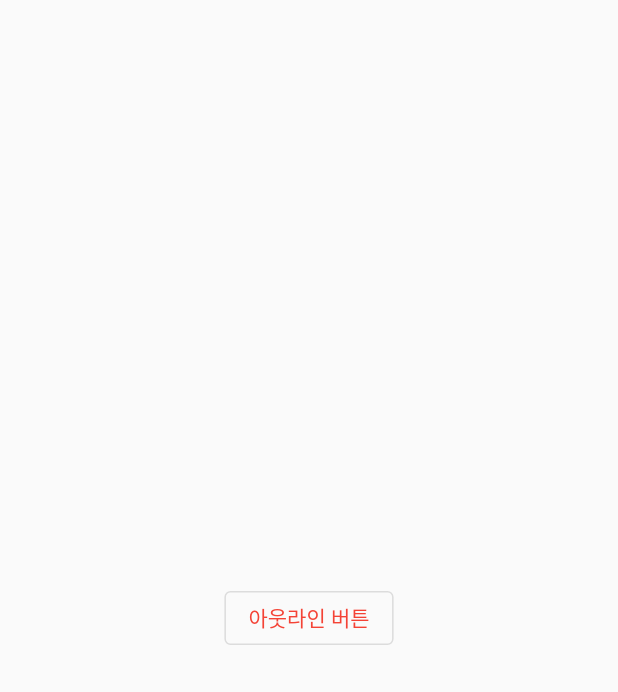
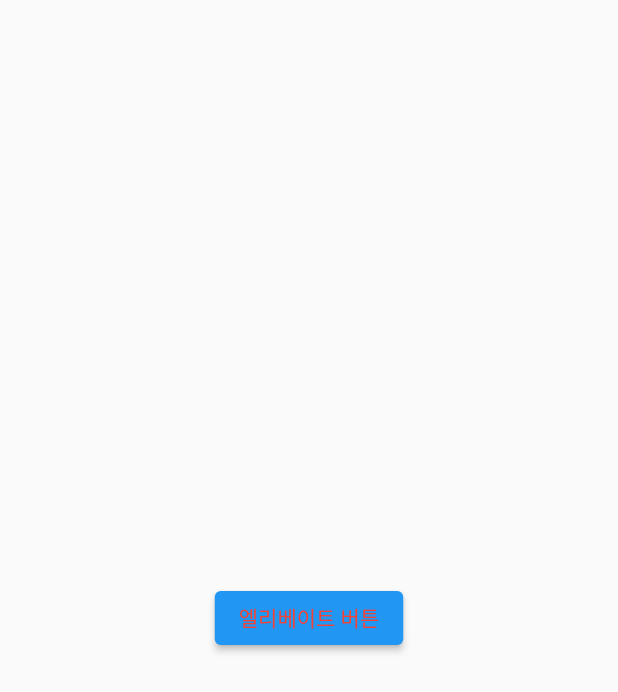
Before and after one commit to hwan33/flutter, a Flutter app: the screen it shows after launch, on a phone screen of 412 x 824 dp. Shown: the top 692 px of the screen. Run offline on Flutter 3.47's test engine with Material 2 defaults, Android fonts, the phone set to English and light mode, and no system bars.

Commit message:
제스처 관련 위젯 - ElevatedButton

```diff
--- a/lib/main.dart
+++ b/lib/main.dart
@@ -11,12 +11,12 @@ class MyApp extends StatelessWidget {
     return MaterialApp(
       home: Scaffold(
         body: Center(
-            child: OutlinedButton(
+            child: ElevatedButton(
               onPressed: () {},
-              style: OutlinedButton.styleFrom(
+              style: ElevatedButton.styleFrom(
                 foregroundColor: Colors.red,
               ),
-              child: Text('아웃라인 버튼'),
+              child: Text('엘리베이트 버튼'),
             )
         ),
       ),
```
